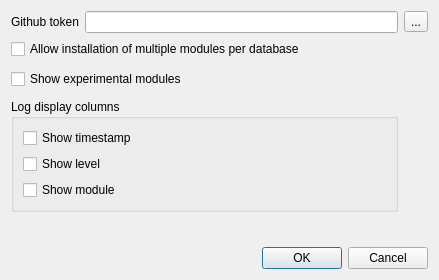
Old version of the form oqtopus/ui/settings_dialog.ui in the repository ponceta/oqtopus.
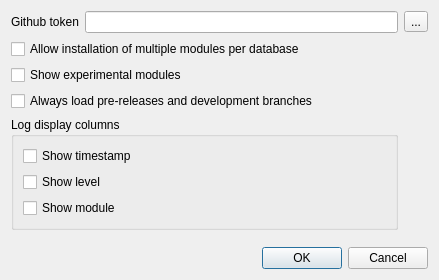
New version of the form.

Commit message: retrieve plugin and project for dev branches

What changed in the file:
```diff
--- a/oqtopus/ui/settings_dialog.ui
+++ b/oqtopus/ui/settings_dialog.ui
@@ -59,6 +59,13 @@
     </widget>
    </item>
    <item row="3" column="0" colspan="2">
+    <widget class="QCheckBox" name="auto_load_development_versions_checkBox">
+     <property name="text">
+      <string>Always load pre-releases and development branches</string>
+     </property>
+    </widget>
+   </item>
+   <item row="4" column="0" colspan="2">
     <widget class="QGroupBox" name="log_settings_groupBox">
      <property name="title">
       <string>Log display columns</string>
@@ -88,7 +95,7 @@
      </layout>
     </widget>
    </item>
-   <item row="4" column="1">
+   <item row="5" column="1">
     <spacer name="verticalSpacer">
      <property name="orientation">
       <enum>Qt::Vertical</enum>
@@ -101,7 +108,7 @@
      </property>
     </spacer>
    </item>
-   <item row="5" column="0" colspan="3">
+   <item row="6" column="0" colspan="3">
     <widget class="QDialogButtonBox" name="buttonBox">
      <property name="orientation">
       <enum>Qt::Horizontal</enum>
```
The commit also changes 9 other files.
